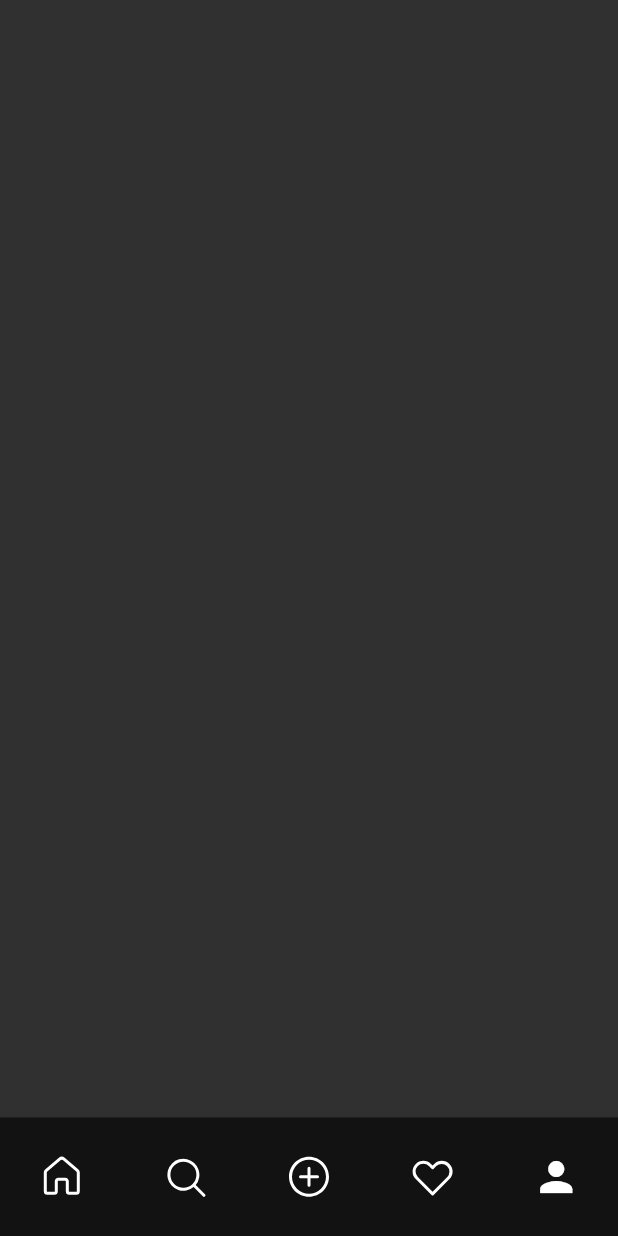
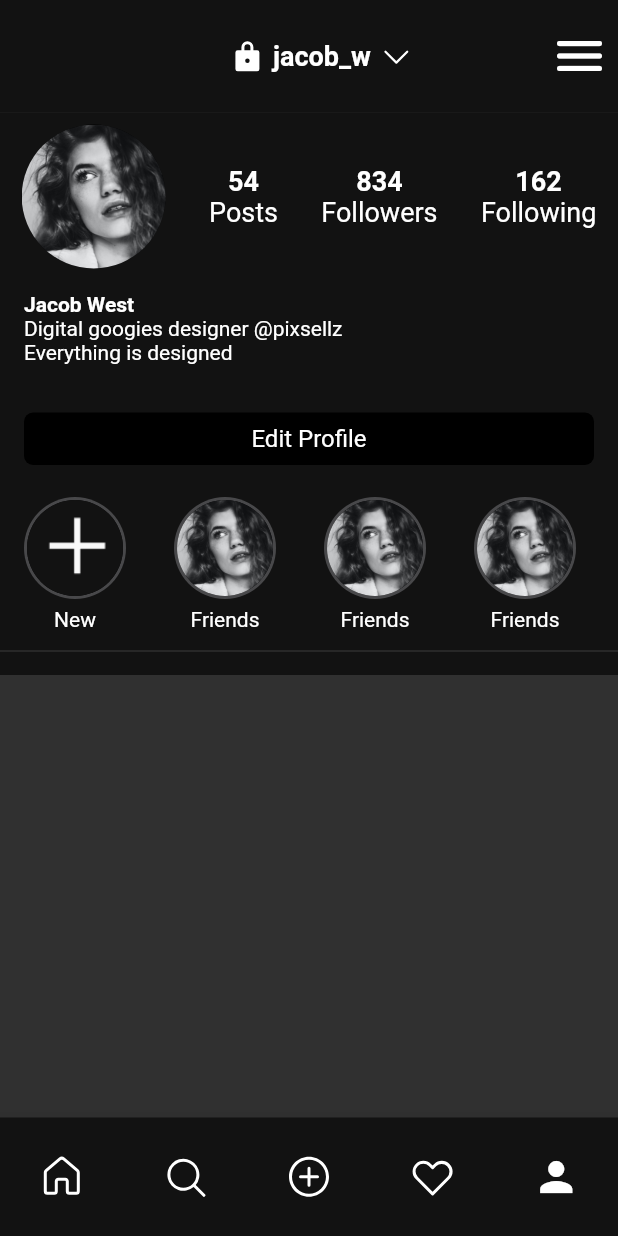
Before and after one commit to RohitBajracharya/instagram_ui_clone_flutter, a Flutter app: the screen it shows after launch, item 5 of the bottom bar chosen, on a phone screen of 412 x 824 dp. Run offline on Flutter 3.47's test engine with Material 2 defaults, Android fonts, the phone set to English and light mode, and no system bars; our stand-ins replace dots_indicator, fluentui_icons, get.

Commit message:
Profile Page created

```diff
--- /dev/null
+++ b/lib/bar/profile_page_app_bar.dart
@@ -0,0 +1,53 @@
+import 'package:fluentui_icons/fluentui_icons.dart';
+import 'package:flutter/material.dart';
+import 'package:instagram_clone/utils/colors.dart';
+import 'package:instagram_clone/widgets/big_text.dart';
+
+import '../widgets/app_icon.dart';
+
+class ProfilePageAppBar extends StatelessWidget {
+  const ProfilePageAppBar({super.key});
+
+  @override
+  Widget build(BuildContext context) {
+    var width = MediaQuery.of(context).size.width;
+    return Container(
+      color: AppColors.barColor,
+      height: 75,
+      child: Row(
+        mainAxisAlignment: MainAxisAlignment.spaceEvenly,
+        children: [
+          SizedBox(width: width / 6),
+          Expanded(
+            child: Container(
+              child: const Center(
+                child: Row(
+                  mainAxisAlignment: MainAxisAlignment.center,
+                  children: [
+                    AppIcon(icon: FluentSystemIcons.ic_fluent_lock_filled),
+                    SizedBox(width: 5),
+                    BigText(
+                      text: "jacob_w",
+                      size: 18,
+                      fontWeight: FontWeight.bold,
+                    ),
+                    SizedBox(width: 5),
+                    AppIcon(icon: FluentSystemIcons.ic_fluent_chevron_down_regular),
+                  ],
+                ),
+              ),
+            ),
+          ),
+          Container(
+            height: double.infinity,
+            width: width / 8,
+            child: const AppIcon(
+              icon: Icons.menu_rounded,
+              size: 40,
+            ),
+          ),
+        ],
+      ),
+    );
+  }
+}
--- a/lib/controller/screen_generator.dart
+++ b/lib/controller/screen_generator.dart
@@ -2,6 +2,7 @@ import 'package:flutter/material.dart';
 import 'package:get/get.dart';
 import 'package:instagram_clone/screens/home_page.dart';
 import 'package:instagram_clone/bar/notification_page_app_bar.dart';
+import 'package:instagram_clone/screens/profile_page.dart';
 import 'package:instagram_clone/screens/search_page.dart';
 
 import '../screens/notification_page.dart';
@@ -22,6 +23,8 @@ class ScreenGenerator extends StatelessWidget {
           return const SearchPage();
         case "notification":
           return const NotificationPage();
+        case "profile":
+          return const ProfilePage();
         default:
           return Container();
       }
--- /dev/null
+++ b/lib/screens/profile_page.dart
@@ -0,0 +1,166 @@
+import 'package:fluentui_icons/fluentui_icons.dart';
+import 'package:flutter/material.dart';
+import 'package:instagram_clone/bar/profile_page_app_bar.dart';
+import 'package:instagram_clone/utils/colors.dart';
+import 'package:instagram_clone/widgets/app_icon.dart';
+import 'package:instagram_clone/widgets/big_text.dart';
+import 'package:instagram_clone/widgets/profile_picture.dart';
+import 'package:instagram_clone/widgets/small_text.dart';
+import 'package:instagram_clone/widgets/stories.dart';
+
+class ProfilePage extends StatelessWidget {
+  const ProfilePage({super.key});
+
+  @override
+  Widget build(BuildContext context) {
+    return SafeArea(
+      child: Container(
+        child: Column(
+          children: [
+            //appbar
+            ProfilePageAppBar(),
+            //account info
+            Container(
+              color: AppColors.barColor,
+              padding: const EdgeInsets.only(top: 8.0, bottom: 8.0),
+              child: Column(
+                children: [
+                  // profile picture and stats
+                  Row(
+                    mainAxisAlignment: MainAxisAlignment.spaceAround,
+                    children: [
+                      //profile picture
+                      Container(
+                        child: CircleAvatar(
+                          minRadius: 40,
+                          child: Container(
+                            width: 96,
+                            height: 96,
+                            decoration: const BoxDecoration(
+                              shape: BoxShape.circle,
+                              image: DecorationImage(
+                                image: AssetImage("assets/images/pp1.jpg"),
+                                fit: BoxFit.cover,
+                              ),
+                            ),
+                          ),
+                        ),
+                      ),
+                      // posts
+                      const Column(
+                        children: [
+                          BigText(
+                            text: "54",
+                            fontWeight: FontWeight.bold,
+                            size: 18,
+                          ),
+                          BigText(
+                            text: "Posts",
+                            size: 18,
+                          ),
+                        ],
+                      ),
+                      //followers
+                      const Column(
+                        children: [
+                          BigText(
+                            text: "834",
+                            fontWeight: FontWeight.bold,
+                            size: 18,
+                          ),
+                          BigText(
+                            text: "Followers",
+                            size: 18,
+                          ),
+                        ],
+                      ),
+                      //following
+                      const Column(
+                        children: [
+                          BigText(
+                            text: "162",
+                            fontWeight: FontWeight.bold,
+                            size: 18,
+                          ),
+                          BigText(
+                            text: "Following",
+                            size: 18,
+                          ),
+                        ],
+                      ),
+                    ],
+                  ),
+                  // name and bio
+                  Container(
+                    padding: const EdgeInsets.all(16.0),
+                    width: double.infinity,
+                    child: const Column(
+                      mainAxisAlignment: MainAxisAlignment.start,
+                      crossAxisAlignment: CrossAxisAlignment.start,
+                      children: [
+                        BigText(
+                          text: "Jacob West",
+                          fontWeight: FontWeight.bold,
+                        ),
+                        BigText(
+                          text: "Digital googies designer @pixsellz\nEverything is designed",
+                        ),
+                      ],
+                    ),
+                  ),
+                  //edit profile button
+                  GestureDetector(
+                    onTap: () {},
+                    child: Container(
+                      margin: const EdgeInsets.all(16.0),
+                      padding: const EdgeInsets.all(8.0),
+                      width: double.infinity,
+                      decoration: BoxDecoration(
+                        color: AppColors.backgroundColor,
+                        shape: BoxShape.rectangle,
+                        borderRadius: BorderRadius.circular(6.0),
+                      ),
+                      child: const Center(
+                        child: BigText(
+                          text: "Edit Profile",
+                          size: 16,
+                        ),
+                      ),
+                    ),
+                  ),
+                  //stories
+                  const Row(
+                    children: [
+                      StoriesWidget(
+                        imagePath: "assets/images/plus.png",
+                        text: "New",
+                        storyViewed: true,
+                      ),
+                      StoriesWidget(
+                        imagePath: "assets/images/pp1.jpg",
+                        text: "Friends",
+                        storyViewed: true,
+                      ),
+                      StoriesWidget(
+                        imagePath: "assets/images/pp1.jpg",
+                        text: "Friends",
+                        storyViewed: true,
+                      ),
+                      StoriesWidget(
+                        imagePath: "assets/images/pp1.jpg",
+                        text: "Friends",
+                        storyViewed: true,
+                      ),
+                    ],
+                  ),
+                  Divider(color: Colors.grey, thickness: 0.2),
+                  //
+                ],
+              ),
+            ),
+          ],
+        ),
+      ),
+    );
+  }
+}
--- a/lib/widgets/stories.dart
+++ b/lib/widgets/stories.dart
@@ -1,15 +1,18 @@
 // ignore_for_file: public_member_api_docs, sort_constructors_first
 
 import 'package:flutter/material.dart';
+
 import 'package:instagram_clone/widgets/profile_picture.dart';
 
 class StoriesWidget extends StatelessWidget {
   final String imagePath;
   final String text;
+  final bool? storyViewed;
   const StoriesWidget({
     Key? key,
     required this.imagePath,
     required this.text,
+    this.storyViewed = false,
   }) : super(key: key);
 
   @override
@@ -25,11 +28,19 @@ class StoriesWidget extends StatelessWidget {
             padding: const EdgeInsets.all(2),
             decoration: BoxDecoration(
               borderRadius: BorderRadius.circular(50),
-              gradient: const LinearGradient(
+              gradient: storyViewed == false
+                  ? const LinearGradient(
                       colors: [
                         Color.fromRGBO(251, 170, 71, 1),
                         Color.fromRGBO(217, 26, 70, 1),
                         Color.fromRGBO(166, 15, 147, 1),
+                      ],
+                    )
+                  : const LinearGradient(
+                      colors: [
+                        Color.fromRGBO(72, 72, 74, 1),
+                        Color.fromRGBO(72, 72, 74, 1),
+                        Color.fromRGBO(72, 72, 74, 1),
                       ],
                     ),
             ),
```
Also changed, not shown: assets/images/plus.png (added). Lines whose indentation alone changed are shown as unchanged.
